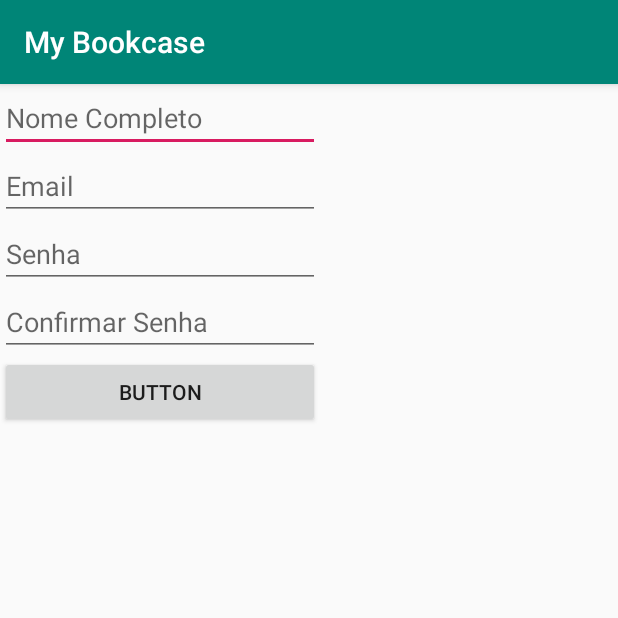
After one commit to marioferreiraa/projeto-android, an Android app: the RegisterActivity screen opened directly, with no data from a screen before it, on a phone screen of 412 x 824 dp, the top half of it. The commit adds this screen. Run offline under Robolectric (Android 15) with nearby library versions, the phone set to English and light mode, and no system bars.

Commit message:
Alteracoes de Banco - Ler Edit 1 no README

```diff
--- a/my-bookcase/app/src/main/AndroidManifest.xml
+++ b/my-bookcase/app/src/main/AndroidManifest.xml
@@ -9,7 +9,7 @@
         android:roundIcon="@mipmap/ic_launcher_round"
         android:supportsRtl="true"
         android:theme="@style/AppTheme">
-        <activity android:name=".data.teste_cadastro"></activity>
+        <activity android:name=".data.RegisterActivity"></activity>
         <activity
             android:name=".ui.login.LoginActivity"
             android:label="@string/app_name">
--- /dev/null
+++ b/my-bookcase/app/src/main/java/com/example/mybookcase/data/RegisterActivity.java
@@ -0,0 +1,43 @@
+package com.example.mybookcase.data;
+
+import android.support.v7.app.AppCompatActivity;
+import android.os.Bundle;
+import android.view.View;
+import android.widget.Button;
+import android.widget.EditText;
+import android.widget.Toast;
+
+import com.example.mybookcase.R;
+import com.example.mybookcase.data.model.User;
+import com.example.mybookcase.data.persistence.UserDAO;
+
+public class RegisterActivity extends AppCompatActivity {
+
+    @Override
+    protected void onCreate(Bundle savedInstanceState) {
+        super.onCreate(savedInstanceState);
+        setContentView(R.layout.activity_register);
+
+        final EditText fieldName = findViewById(R.id.editName);
+        final EditText fieldEmail = findViewById(R.id.editEmail);
+        final EditText fieldPass = findViewById(R.id.editPassword);
+        final EditText fieldConfirm = findViewById(R.id.editConfirm);
+        final Button buttonRegister = findViewById(R.id.buttonRegister);
+
+        buttonRegister.setOnClickListener(new View.OnClickListener() {
+            @Override
+            public void onClick(View v) {
+                User user = new User(fieldEmail.getText().toString(),fieldName.getText().toString(),fieldPass.getText().toString());
+                UserDAO userDAO = new UserDAO(getApplicationContext());
+                long insertUser = userDAO.insertUser(user);
+
+                if(insertUser != -1){
+                    Toast.makeText(getApplicationContext(),"Cadastro realizado com sucesso", Toast.LENGTH_LONG).show();
+                }else{
+                    Toast.makeText(getApplicationContext(),"O usuário já encontra-se na base de dados", Toast.LENGTH_LONG).show();
+                }
+            }
+        });
+
+    }
+}
--- /dev/null
+++ b/my-bookcase/app/src/main/res/layout/activity_register.xml
@@ -0,0 +1,52 @@
+<?xml version="1.0" encoding="utf-8"?>
+<LinearLayout xmlns:android="http://schemas.android.com/apk/res/android"
+    xmlns:app="http://schemas.android.com/apk/res-auto"
+    xmlns:tools="http://schemas.android.com/tools"
+    android:layout_width="wrap_content"
+    android:layout_height="wrap_content"
+    android:orientation="vertical"
+    tools:context=".data.RegisterActivity">
+
+    <EditText
+        android:id="@+id/editName"
+        android:layout_width="wrap_content"
+        android:layout_height="wrap_content"
+        android:layout_weight="1"
+        android:ems="10"
+        android:hint="Nome Completo"
+        android:inputType="textPersonName" />
+
+    <EditText
+        android:id="@+id/editEmail"
+        android:layout_width="wrap_content"
+        android:layout_height="wrap_content"
+        android:layout_weight="1"
+        android:ems="10"
+        android:hint="Email"
+        android:inputType="textPersonName" />
+
+    <EditText
+        android:id="@+id/editPassword"
+        android:layout_width="match_parent"
+        android:layout_height="wrap_content"
+        android:layout_weight="1"
+        android:ems="10"
+        android:hint="Senha"
+        android:inputType="textPassword" />
+
+    <EditText
+        android:id="@+id/editConfirm"
+        android:layout_width="match_parent"
+        android:layout_height="wrap_content"
+        android:layout_weight="1"
+        android:ems="10"
+        android:hint="Confirmar Senha"
+        android:inputType="textPassword" />
+
+    <Button
+        android:id="@+id/buttonRegister"
+        android:layout_width="match_parent"
+        android:layout_height="wrap_content"
+        android:layout_weight="1"
+        android:text="Button" />
+</LinearLayout>
```
Also changed, not shown: my-bookcase/app/src/main/java/com/example/mybookcase/data/model/User.java (+1 -10 lines), my-bookcase/app/src/main/java/com/example/mybookcase/data/persistence/Database.java (+13 -10 lines), my-bookcase/app/src/main/java/com/example/mybookcase/data/persistence/UserDAO.java (+7 -13 lines), my-bookcase/app/src/main/java/com/example/mybookcase/data/teste_cadastro.java (deleted, +0 -37 lines), my-bookcase/app/src/main/java/com/example/mybookcase/ui/login/LoginActivity.java (+24 -7 lines), my-bookcase/app/src/main/res/layout/activity_login.xml (+17 -0 lines), my-bookcase/app/src/main/res/layout/activity_teste_cadastro.xml (deleted, +0 -9 lines), 1 other file.
